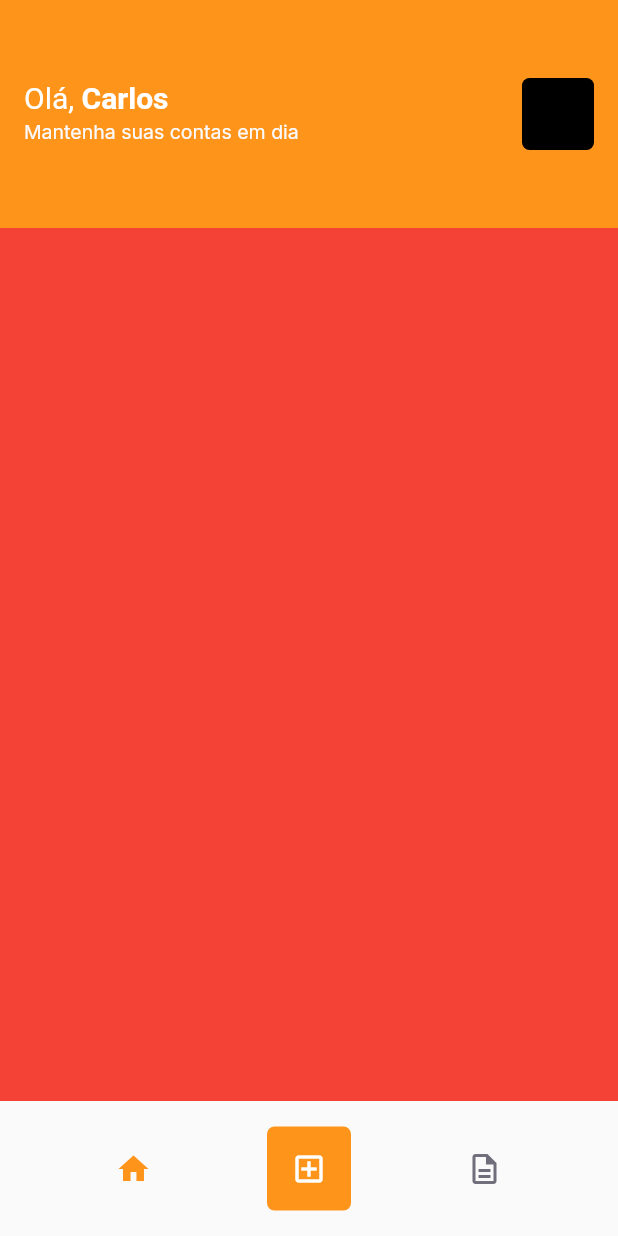
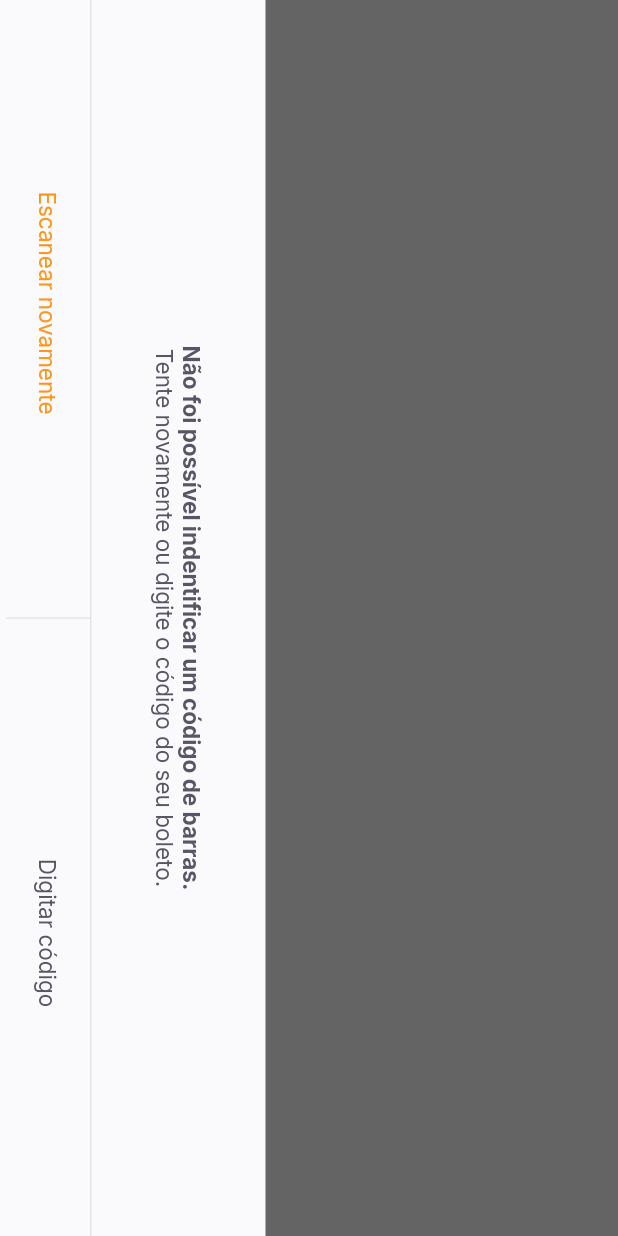
Before and after one commit to chlouzada/nlw-flutter-payflow, a Flutter app: the HomePage screen opened by its route, after a tap on the "add box" icon, on a phone screen of 412 x 824 dp. Run offline on Flutter 3.47's test engine with Material 2 defaults, Android fonts, the light colour scheme and no system bars; our stand-ins replace firebase_core, google_fonts, google_sign_in, shared_preferences; accounts and stored records are empty.

Commit message:
feat: barcode page

```diff
--- a/lib/app_widget.dart
+++ b/lib/app_widget.dart
@@ -1,4 +1,5 @@
 import 'package:flutter/material.dart';
+import 'package:nlw_payflow/modules/barcode_scanner/barcode_scanner_page.dart';
 import 'package:nlw_payflow/modules/home/home_page.dart';
 import 'package:nlw_payflow/modules/splash/splash_page.dart';
 
@@ -13,6 +14,7 @@ class AppWidget extends StatelessWidget {
     return MaterialApp(
       title: 'Pay Flow',
       theme: ThemeData(
+        primarySwatch: Colors.orange,
         primaryColor: AppColors.primary,
       ),
       initialRoute: '/splash',
@@ -20,6 +22,7 @@ class AppWidget extends StatelessWidget {
         '/splash': (context) => SplashPage(),
         '/home': (context) => HomePage(),
         '/login': (context) => LoginPage(),
+        '/barcode_scanner': (context) => BarcodeScannerPage(),
       },
     );
   }
--- /dev/null
+++ b/lib/modules/barcode_scanner/barcode_scanner_page.dart
@@ -0,0 +1,61 @@
+import 'package:flutter/material.dart';
+import 'package:nlw_payflow/shared/themes/app_colors.dart';
+import 'package:nlw_payflow/shared/themes/app_text_styles.dart';
+import 'package:nlw_payflow/shared/widgets/bottom_sheet/bottom_sheet_widget.dart';
+import 'package:nlw_payflow/shared/widgets/set_label_buttons/set_label_buttons.dart';
+
+class BarcodeScannerPage extends StatefulWidget {
+  const BarcodeScannerPage({Key? key}) : super(key: key);
+
+  @override
+  _BarcodeScannerPageState createState() => _BarcodeScannerPageState();
+}
+
+class _BarcodeScannerPageState extends State<BarcodeScannerPage> {
+  @override
+  Widget build(BuildContext context) {
+    return BottomSheetWidget(
+      title: "Não foi possível indentificar um código de barras.",
+      subtitle: "Tente novamente ou digite o código do seu boleto.",
+      firstLabel: 'Escanear novamente',
+      firstOnPressed: () {},
+      secondaryLabel: 'Digitar código',
+      secondaryOnPressed: () {},
+    );
+    return SafeArea(
+      top: true,
+      left: true,
+      right: true,
+      bottom: true,
+      child: RotatedBox(
+        quarterTurns: 1,
+        child: Scaffold(
+          appBar: AppBar(
+            centerTitle: true,
+            backgroundColor: Colors.black,
+            title: Text(
+              'Escaneie o código de barra do boleto',
+              style: TextStyles.buttonBackground,
+            ),
+            leading: const BackButton(
+              color: AppColors.background,
+            ),
+          ),
+          body: Column(
+            children: [
+              Expanded(child: Container(color: Colors.black.withOpacity(0.6))),
+              Expanded(flex: 2, child: Container(color: Colors.white)),
+              Expanded(child: Container(color: Colors.black.withOpacity(0.6))),
+            ],
+          ),
+          bottomNavigationBar: SetLabelButtons(
+            firstLabel: 'Inserir código do boleto',
+            firstOnPressed: () {},
+            secondaryLabel: 'Adicionar da galeria',
+            secondaryOnPressed: () {},
+          ),
+        ),
+      ),
+    );
+  }
+}
--- a/lib/modules/home/home_page.dart
+++ b/lib/modules/home/home_page.dart
@@ -77,7 +77,9 @@ class _HomePageState extends State<HomePage> {
                     color: AppColors.primary,
                     borderRadius: BorderRadius.circular(5)),
                 child: IconButton(
-                  onPressed: () {},
+                  onPressed: () {
+                    Navigator.pushNamed(context, "/barcode_scanner");
+                  },
                   icon: Icon(Icons.add_box_outlined),
                   color: AppColors.background,
                 ),
--- /dev/null
+++ b/lib/shared/widgets/bottom_sheet/bottom_sheet_widget.dart
@@ -0,0 +1,81 @@
+import 'package:flutter/material.dart';
+import 'package:nlw_payflow/shared/themes/app_colors.dart';
+import 'package:nlw_payflow/shared/themes/app_text_styles.dart';
+import 'package:nlw_payflow/shared/widgets/set_label_buttons/set_label_buttons.dart';
+
+class BottomSheetWidget extends StatelessWidget {
+  final String firstLabel;
+  final VoidCallback firstOnPressed;
+  final String secondaryLabel;
+  final VoidCallback secondaryOnPressed;
+  final String title;
+  final String subtitle;
+
+  const BottomSheetWidget(
+      {Key? key,
+      required this.firstLabel,
+      required this.firstOnPressed,
+      required this.secondaryLabel,
+      required this.secondaryOnPressed,
+      required this.title,
+      required this.subtitle})
+      : super(key: key);
+
+  @override
+  Widget build(BuildContext context) {
+    return SafeArea(
+      top: true,
+      left: true,
+      right: true,
+      bottom: true,
+      child: RotatedBox(
+        quarterTurns: 1,
+        child: Material(
+          child: Container(
+            color: AppColors.shape,
+            child: Column(
+              children: [
+                Expanded(
+                    child: Container(
+                  color: Colors.black.withOpacity(0.6),
+                )),
+                Column(
+                  children: [
+                    Padding(
+                      padding: const EdgeInsets.all(40.0),
+                      child: Text.rich(
+                        TextSpan(
+                          text: title,
+                          style: TextStyles.buttonBoldHeading,
+                          children: [
+                            TextSpan(
+                                text: "\n$subtitle",
+                                style: TextStyles.buttonHeading),
+                          ],
+                        ),
+                        textAlign: TextAlign.center,
+                      ),
+                    ),
+                    Container(
+                      height: 1,
+                      color: AppColors.stroke,
+                    ),
+                    SetLabelButtons(
+                        enableFirstColor: true,
+                        firstLabel: firstLabel,
+                        firstOnPressed: firstOnPressed,
+                        secondaryLabel: secondaryLabel,
+                        secondaryOnPressed: secondaryOnPressed),
+                    SizedBox(
+                      height: 4,
+                    )
+                  ],
+                ),
+              ],
+            ),
+          ),
+        ),
+      ),
+    );
+  }
+}
--- /dev/null
+++ b/lib/shared/widgets/divider_vertical/divider_vertical.dart
@@ -0,0 +1,15 @@
+import 'package:flutter/material.dart';
+import 'package:nlw_payflow/shared/themes/app_colors.dart';
+
+class DividerVertical extends StatelessWidget {
+  const DividerVertical({ Key? key }) : super(key: key);
+
+  @override
+  Widget build(BuildContext context) {
+    return Container(
+      width: 1,
+      height: double.maxFinite,
+      color: AppColors.stroke,
+    );
+  }
+}
--- /dev/null
+++ b/lib/shared/widgets/label_button/label_button.dart
@@ -0,0 +1,29 @@
+import 'package:flutter/material.dart';
+import 'package:nlw_payflow/shared/themes/app_text_styles.dart';
+
+class LabelButton extends StatelessWidget {
+  final String label;
+  final VoidCallback onPressed;
+  final TextStyle? style;
+
+  const LabelButton({
+    Key? key,
+    required this.label,
+    required this.onPressed,
+    this.style,
+  }) : super(key: key);
+
+  @override
+  Widget build(BuildContext context) {
+    return Container(
+      height: 56,
+      child: TextButton(
+        onPressed: onPressed,
+        child: Text(
+          label,
+          style: style ?? TextStyles.buttonHeading,
+        ),
+      ),
+    );
+  }
+}
--- /dev/null
+++ b/lib/shared/widgets/set_label_buttons/set_label_buttons.dart
@@ -0,0 +1,45 @@
+import 'package:flutter/material.dart';
+import 'package:nlw_payflow/shared/themes/app_text_styles.dart';
+import 'package:nlw_payflow/shared/widgets/label_button/label_button.dart';
+
+class SetLabelButtons extends StatelessWidget {
+  final String firstLabel;
+  final VoidCallback firstOnPressed;
+  final String secondaryLabel;
+  final VoidCallback secondaryOnPressed;
+  final bool enableFirstColor;
+
+  const SetLabelButtons({
+    Key? key,
+    required this.firstLabel,
+    required this.firstOnPressed,
+    required this.secondaryLabel,
+    required this.secondaryOnPressed,
+    this.enableFirstColor = false,
+  }) : super(key: key);
+
+  @override
+  Widget build(BuildContext context) {
+    return SizedBox(
+      height: 56,
+      child: Row(
+        children: [
+          Expanded(
+            child: LabelButton(
+              label: firstLabel,
+              onPressed: firstOnPressed,
+              style: enableFirstColor ? TextStyles.buttonPrimary : null,
+            ),
+          ),
+          const VerticalDivider(),
+          Expanded(
+            child: LabelButton(
+              label: secondaryLabel,
+              onPressed: secondaryOnPressed,
+            ),
+          ),
+        ],
+      ),
+    );
+  }
+}
--- a/pubspec.yaml
+++ b/pubspec.yaml
@@ -38,6 +38,9 @@ dependencies:
   firebase_core: ^1.3.0
   google_sign_in: ^5.0.4
   shared_preferences: ^2.0.6
+  google_ml_kit: ^0.6.0
+  camera: ^0.8.1+3
+  image_picker: ^0.8.0+4
 
 dev_dependencies:
   flutter_test:
```
Also changed, not shown: pubspec.lock.
